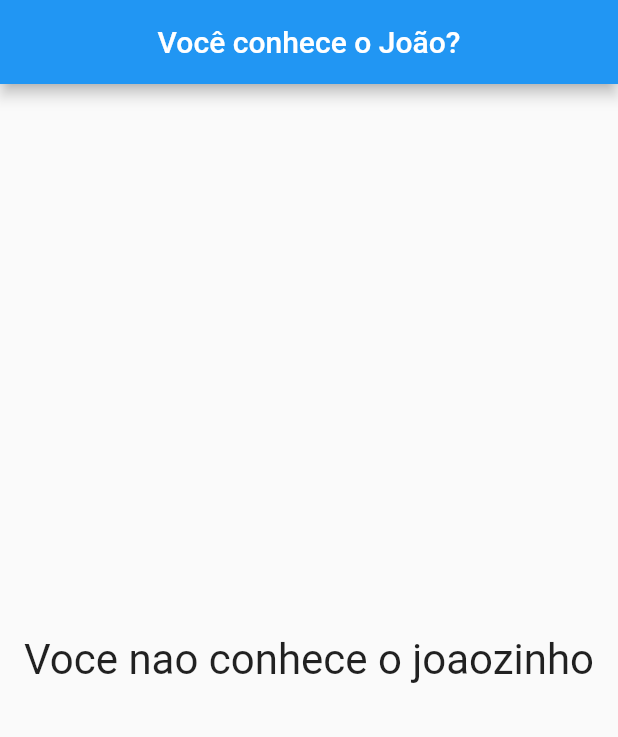
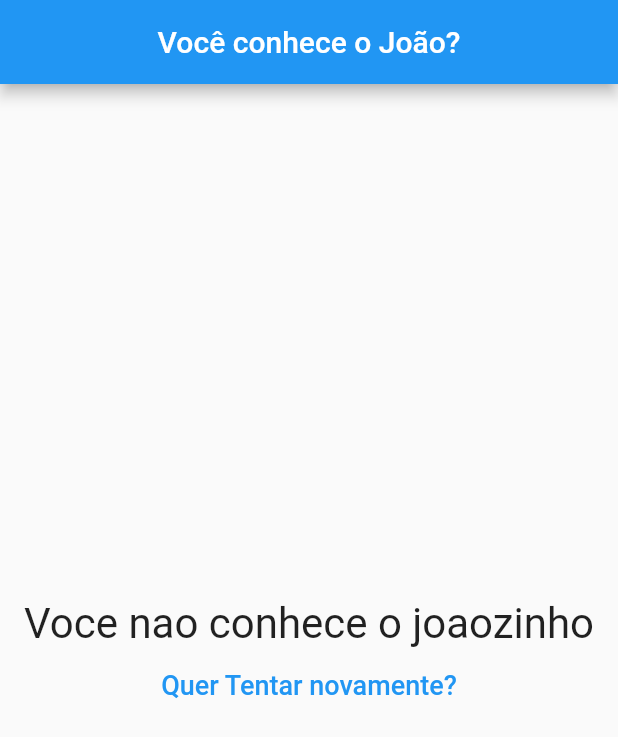
Before and after one commit to JoaoPedrosag/FlutterQuestions, a Flutter app: the screen it shows after launch, after a tap on "LOL", after a tap on "Elen", after a tap on "Pascoa", on a phone screen of 412 x 824 dp. Shown: the top 737 px of the screen. Run offline on Flutter 3.47's test engine with Material 2 defaults, Android fonts, the phone set to English and light mode, and no system bars.

```diff
--- a/lib/main.dart
+++ b/lib/main.dart
@@ -49,6 +49,13 @@ class _PerguntaAppState extends State<PerguntaApp> {
     print(_pontuacaoTotal);
   }
 
+  void _reiniciarQuestionario() {
+    setState(() {
+      _perguntaSelecionada = 0;
+      _pontuacaoTotal = 0;
+    });
+  }
+
   bool get temPerguntaSelecionada {
     return _perguntaSelecionada < _perguntas.length;
   }
@@ -71,7 +78,7 @@ class _PerguntaAppState extends State<PerguntaApp> {
                 perguntas: _perguntas,
                 perguntaSelecionada: _perguntaSelecionada,
                 quantoResponder: _responder)
-            : Resultado(_pontuacaoTotal),
+            : Resultado(_pontuacaoTotal, _reiniciarQuestionario),
       ),
     );
   }
--- a/lib/resultado.dart
+++ b/lib/resultado.dart
@@ -2,7 +2,8 @@ import 'package:flutter/material.dart';
 
 class Resultado extends StatelessWidget {
   final int pontuacao;
-  Resultado(this.pontuacao);
+  final void Function() quandoReiniciarQuestionario;
+  Resultado(this.pontuacao, this.quandoReiniciarQuestionario);
 
   String get fraseResultado {
     if (pontuacao < 30) {
@@ -14,11 +15,26 @@ class Resultado extends StatelessWidget {
 
   @override
   Widget build(BuildContext context) {
-    return Center(
-      child: Text(
-        fraseResultado,
-        style: TextStyle(fontSize: 28),
-      ),
+    return Column(
+      mainAxisAlignment: MainAxisAlignment.center,
+      children: [
+        Center(
+          child: Text(
+            fraseResultado,
+            style: TextStyle(fontSize: 28),
+          ),
+        ),
+        FlatButton(
+          child: Text(
+            'Quer Tentar novamente?',
+            style: TextStyle(
+              fontSize: 18,
+            ),
+          ),
+          textColor: Colors.blue,
+          onPressed: quandoReiniciarQuestionario,
+        )
+      ],
     );
   }
 }
```
